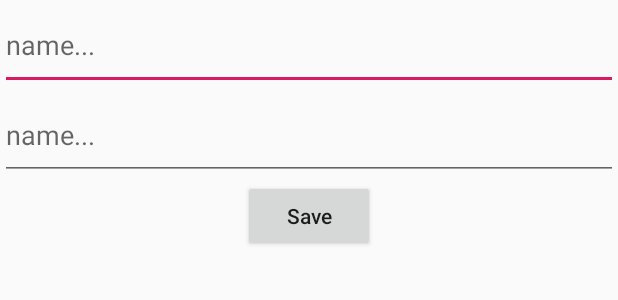
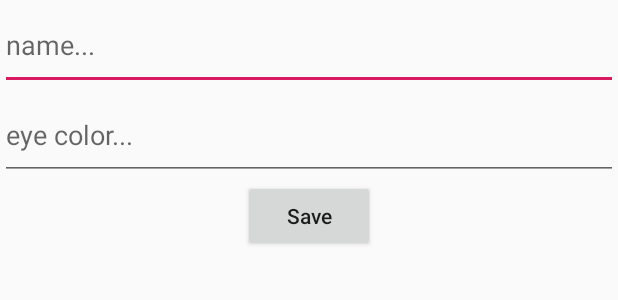
Before and after one commit to CATReloaded/WahbaTasks, an Android app: the layout activity_details.xml on its own in the app's theme, with its tools: preview values and no code run, on a phone screen of 412 x 824 dp. Shown: the top 300 px of the screen. Run offline under Robolectric (Android 15) with nearby library versions, the phone set to English and light mode, and no system bars.

Commit message:
Done with room

```diff
--- a/app/src/main/res/layout/activity_details.xml
+++ b/app/src/main/res/layout/activity_details.xml
@@ -19,7 +19,7 @@
     <EditText
         android:layout_width="match_parent"
         android:layout_height="60dp"
-        android:hint="name..."
+        android:hint="eye color..."
         android:id="@+id/eye_color_edit_text"
         />
     <Button
```
